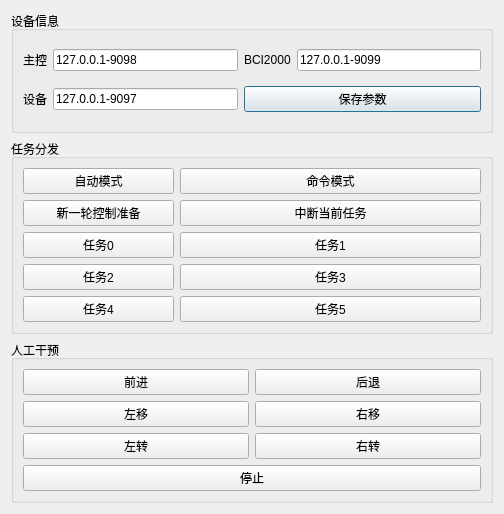
Qt form operator/operatorUi.ui (trzp/mobile-robot) before a commit.
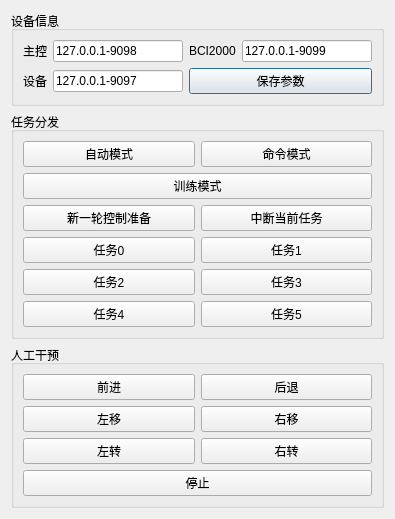
The same form after that commit.

What changed in the file:
```diff
--- a/operator/operatorUi.ui
+++ b/operator/operatorUi.ui
@@ -6,8 +6,8 @@
    <rect>
     <x>0</x>
     <y>0</y>
-    <width>504</width>
-    <height>514</height>
+    <width>395</width>
+    <height>455</height>
    </rect>
   </property>
   <property name="windowTitle">
@@ -80,34 +80,6 @@
         <string>任务分发</string>
        </property>
        <layout class="QGridLayout" name="gridLayout">
-        <item row="2" column="1" colspan="2">
-         <widget class="QPushButton" name="bt_task1">
-          <property name="text">
-           <string>任务1</string>
-          </property>
-         </widget>
-        </item>
-        <item row="3" column="1" colspan="2">
-         <widget class="QPushButton" name="bt_task3">
-          <property name="text">
-           <string>任务3</string>
-          </property>
-         </widget>
-        </item>
-        <item row="2" column="0">
-         <widget class="QPushButton" name="bt_task0">
-          <property name="text">
-           <string>任务0</string>
-          </property>
-         </widget>
-        </item>
-        <item row="3" column="0">
-         <widget class="QPushButton" name="bt_task2">
-          <property name="text">
-           <string>任务2</string>
-          </property>
-         </widget>
-        </item>
         <item row="0" column="0">
          <widget class="QPushButton" name="bt_auto_model">
           <property name="text">
@@ -115,41 +87,76 @@
           </property>
          </widget>
         </item>
-        <item row="0" column="1" colspan="2">
+        <item row="0" column="1">
          <widget class="QPushButton" name="bt_cmd_model">
           <property name="text">
            <string>命令模式</string>
           </property>
          </widget>
         </item>
+        <item row="1" column="0" colspan="2">
+         <widget class="QPushButton" name="bt_train_mode">
+          <property name="text">
+           <string>训练模式</string>
+          </property>
+         </widget>
+        </item>
+        <item row="2" column="0">
+         <widget class="QPushButton" name="bt_new_trial">
+          <property name="text">
+           <string>新一轮控制准备</string>
+          </property>
+         </widget>
+        </item>
+        <item row="2" column="1">
+         <widget class="QPushButton" name="bt_cease_current_task">
+          <property name="text">
+           <string>中断当前任务</string>
+          </property>
+         </widget>
+        </item>
+        <item row="3" column="0">
+         <widget class="QPushButton" name="bt_task0">
+          <property name="text">
+           <string>任务0</string>
+          </property>
+         </widget>
+        </item>
+        <item row="3" column="1">
+         <widget class="QPushButton" name="bt_task1">
+          <property name="text">
+           <string>任务1</string>
+          </property>
+         </widget>
+        </item>
         <item row="4" column="0">
+         <widget class="QPushButton" name="bt_task2">
+          <property name="text">
+           <string>任务2</string>
+          </property>
+         </widget>
+        </item>
+        <item row="4" column="1">
+         <widget class="QPushButton" name="bt_task3">
+          <property name="text">
+           <string>任务3</string>
+          </property>
+         </widget>
+        </item>
+        <item row="5" column="0">
          <widget class="QPushButton" name="bt_task4">
           <property name="text">
            <string>任务4</string>
           </property>
          </widget>
         </item>
-        <item row="4" column="1" colspan="2">
+        <item row="5" column="1">
          <widget class="QPushButton" name="bt_task5">
           <property name="text">
            <string>任务5</string>
           </property>
          </widget>
         </item>
-        <item row="1" column="0">
-         <widget class="QPushButton" name="bt_new_trial">
-          <property name="text">
-           <string>新一轮控制准备</string>
-          </property>
-         </widget>
-        </item>
-        <item row="1" column="1" colspan="2">
-         <widget class="QPushButton" name="bt_cease_current_task">
-          <property name="text">
-           <string>中断当前任务</string>
-          </property>
-         </widget>
-        </item>
        </layout>
       </widget>
      </item>
```
